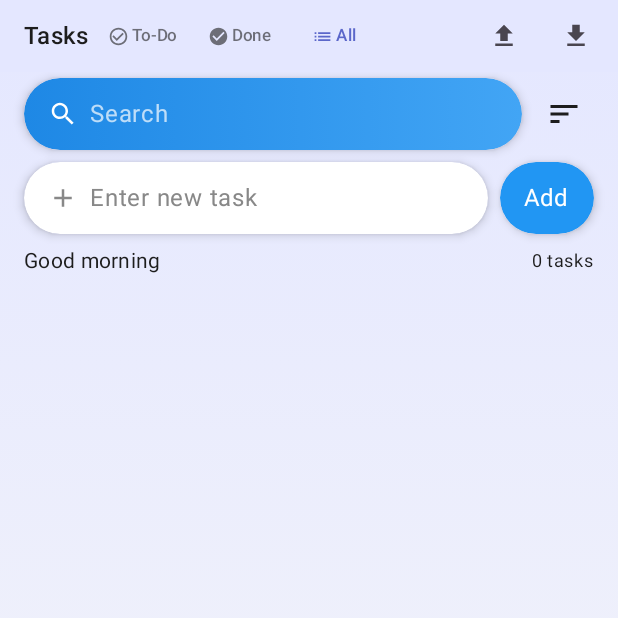
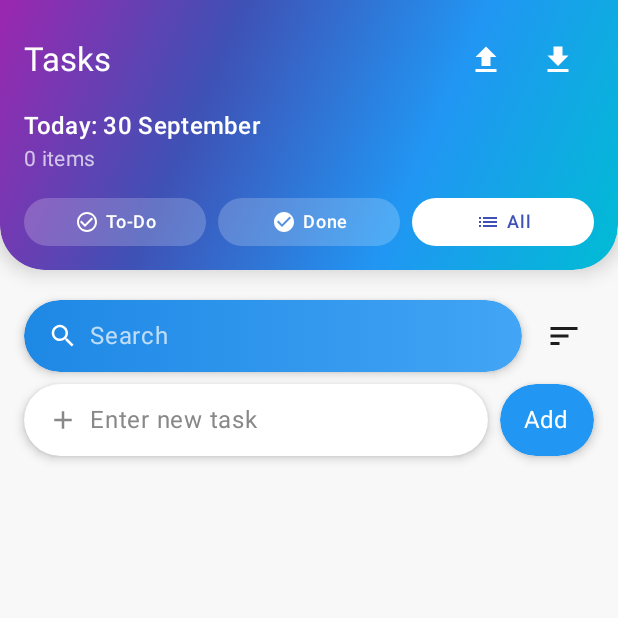
Before and after one commit to LeonixZx/ToDoList2, an Android app built with Jetpack Compose: the screen it shows after launch (MainActivity), on a phone screen of 412 x 824 dp, the top half of it. Run offline under Robolectric (Android 15) with nearby library versions, the phone set to English and light mode, and no system bars; our stand-ins replace AdMob.

Commit message:
Theme 4, nice and compact

```diff
--- a/app/src/main/java/com/example/todolist/MainActivity.kt
+++ b/app/src/main/java/com/example/todolist/MainActivity.kt
@@ -34,6 +34,12 @@ import androidx.compose.material.icons.filled.Search
 import androidx.compose.foundation.text.BasicTextField
 import androidx.compose.ui.draw.shadow
 import androidx.compose.ui.draw.alpha
+import androidx.compose.animation.core.animateDpAsState
+import androidx.compose.animation.core.tween
+import androidx.compose.foundation.clickable
+import androidx.compose.foundation.shape.CircleShape
+import androidx.compose.material3.MaterialTheme
+import androidx.compose.material3.Text
 import androidx.compose.ui.text.style.TextDecoration
 import androidx.compose.animation.AnimatedVisibility
 import androidx.compose.animation.animateContentSize
@@ -47,12 +53,18 @@ import androidx.compose.material.icons.filled.ExpandMore
 import androidx.compose.material.icons.filled.List
 import androidx.compose.material.icons.filled.Sort
 import androidx.compose.material.icons.filled.Upload
-
 import androidx.compose.material.icons.filled.CalendarToday
 import androidx.compose.material.icons.filled.Edit
-
 import androidx.compose.runtime.Composable
-
+import androidx.compose.ui.geometry.Rect
+import androidx.compose.ui.geometry.Size
+import androidx.compose.ui.graphics.Outline
+import androidx.compose.ui.graphics.Path
+import androidx.compose.ui.graphics.Shape
+import androidx.compose.ui.unit.Density
+import androidx.compose.ui.unit.LayoutDirection
+import androidx.compose.ui.geometry.Offset
+import androidx.compose.ui.zIndex
 
 class MainActivity : ComponentActivity() {
     private val todoViewModel: TodoViewModel by viewModels()
@@ -78,6 +90,90 @@ class MainActivity : ComponentActivity() {
         }
     }
 }
+
+
+class CustomTopShape(private val cornerRadius: Float) : Shape {
+    override fun createOutline(size: Size, layoutDirection: LayoutDirection, density: Density): Outline {
+        return Outline.Generic(
+            path = Path().apply {
+                reset()
+                lineTo(size.width, 0f)
+                lineTo(size.width, size.height - cornerRadius)
+                quadraticBezierTo(size.width, size.height, size.width - cornerRadius, size.height)
+                lineTo(cornerRadius, size.height)
+                quadraticBezierTo(0f, size.height, 0f, size.height - cornerRadius)
+                close()
+            }
+        )
+    }
+}
+
+@Composable
+fun TopSection(
+    todoViewModel: TodoViewModel,
+    selectedCategory: TaskCategory,
+    onCategorySelected: (TaskCategory) -> Unit,
+    onExport: () -> Unit,
+    onImport: () -> Unit
+) {
+    val today = remember { SimpleDateFormat("d MMMM", Locale.getDefault()).format(Date()) }
+    val itemCount = todoViewModel.todos.size
+
+    val colors = listOf(
+        Color(0xFF9C27B0),
+        Color(0xFF3F51B5),
+        Color(0xFF2196F3),
+        Color(0xFF00BCD4)
+    )
+
+    val brush = Brush.linearGradient(colors = colors)
+
+    Box(
+        modifier = Modifier
+            .fillMaxWidth()
+            .height(180.dp)
+            .shadow(elevation = 8.dp, shape = RoundedCornerShape(bottomStart = 30.dp, bottomEnd = 30.dp))
+            .clip(RoundedCornerShape(bottomStart = 30.dp, bottomEnd = 30.dp))
+            .background(brush = brush)
+    ) {
+        Column(
+            modifier = Modifier
+                .fillMaxSize()
+                .padding(16.dp)
+        ) {
+            Row(
+                modifier = Modifier.fillMaxWidth(),
+                horizontalArrangement = Arrangement.SpaceBetween,
+                verticalAlignment = Alignment.CenterVertically
+            ) {
+                Text("Tasks", style = MaterialTheme.typography.titleLarge, color = Color.White)
+                Row {
+                    IconButton(onClick = onExport) {
+                        Icon(Icons.Filled.Upload, contentDescription = "Export", tint = Color.White)
+                    }
+                    IconButton(onClick = onImport) {
+                        Icon(Icons.Filled.Download, contentDescription = "Import", tint = Color.White)
+                    }
+                }
+            }
+            Spacer(modifier = Modifier.height(8.dp))
+            Text(
+                text = "Today: $today",
+                style = MaterialTheme.typography.titleMedium,
+                color = Color.White
+            )
+            Text(
+                text = "$itemCount items",
+                style = MaterialTheme.typography.bodyMedium,
+                color = Color.White.copy(alpha = 0.7f)
+            )
+            Spacer(modifier = Modifier.height(16.dp))
+            CategoryButtons(selectedCategory, onCategorySelected)
+        }
+    }
+}
+
+
 
 @Composable
 fun GradientButton(
@@ -177,50 +273,22 @@ fun TodoApp(todoViewModel: TodoViewModel, onExport: () -> Unit, onImport: () ->
     var sortOrder by remember { mutableStateOf(SortOrder.DATE_DESC) }
     var showSortDialog by remember { mutableStateOf(false) }
 
-    val gradient = Brush.verticalGradient(
-        colors = listOf(
-            AppColors.LightPurple,
-            MaterialTheme.colorScheme.background
-        )
-    )
-
-    Scaffold(
-        topBar = {
-            TopAppBar(
-                title = {
-                    Row(
-                        verticalAlignment = Alignment.CenterVertically,
-                        horizontalArrangement = Arrangement.spacedBy(4.dp)
-                    ) {
-                        Text("Tasks", style = MaterialTheme.typography.titleMedium)
-                        CategoryButtons(selectedCategory) { selectedCategory = it }
-                    }
-                },
-                actions = {
-                    IconButton(onClick = onExport) {
-                        Icon(Icons.Filled.Upload, contentDescription = "Export", modifier = Modifier.size(20.dp))
-                    }
-                    IconButton(onClick = onImport) {
-                        Icon(Icons.Filled.Download, contentDescription = "Import", modifier = Modifier.size(20.dp))
-                    }
-                },
-                colors = TopAppBarDefaults.topAppBarColors(
-                    containerColor = AppColors.LightPurple
-                ),
-                modifier = Modifier.height(48.dp)
-            )
-        }
-    ) { innerPadding ->
-        Box(
-            modifier = Modifier
-                .fillMaxSize()
-                .background(brush = gradient)
-        ) {
+    Scaffold { innerPadding ->
         Column(
             modifier = Modifier
                 .fillMaxSize()
                 .padding(innerPadding)
         ) {
+            TopSection(
+                todoViewModel = todoViewModel,
+                selectedCategory = selectedCategory,
+                onCategorySelected = { selectedCategory = it },
+                onExport = onExport,
+                onImport = onImport
+            )
+
+            Spacer(modifier = Modifier.height(16.dp))
+
             Row(
                 modifier = Modifier
                     .fillMaxWidth()
@@ -240,6 +308,7 @@ fun TodoApp(todoViewModel: TodoViewModel, onExport: () -> Unit, onImport: () ->
                     Icon(Icons.Filled.Sort, contentDescription = "Sort")
                 }
             }
+
             AddTodoInput(
                 value = newTodoText,
                 onValueChange = { newTodoText = it },
@@ -251,17 +320,9 @@ fun TodoApp(todoViewModel: TodoViewModel, onExport: () -> Unit, onImport: () ->
                 },
                 modifier = Modifier.padding(horizontal = 16.dp, vertical = 4.dp)
             )
-                Row(
-                    modifier = Modifier
-                        .fillMaxWidth()
-                        .padding(horizontal = 16.dp, vertical = 4.dp),
-                    horizontalArrangement = Arrangement.SpaceBetween,
-                    verticalAlignment = Alignment.CenterVertically
-                ) {
-                    Greeting()
-                    TaskCount(todoViewModel.todos.size)
-                }
+
             Spacer(modifier = Modifier.height(4.dp))
+
             TodoList(
                 todos = todoViewModel.getTodos(searchQuery, selectedCategory).let { todos ->
                     when (sortOrder) {
@@ -275,7 +336,6 @@ fun TodoApp(todoViewModel: TodoViewModel, onExport: () -> Unit, onImport: () ->
                 onDeleteTodo = { todoViewModel.deleteTodo(it) },
                 onEditTodo = { id, newText -> todoViewModel.editTodo(id, newText) }
             )
-            }
         }
     }
 
@@ -404,29 +464,29 @@ fun AddTodoInput(
 @Composable
 fun CategoryButtons(selectedCategory: TaskCategory, onCategorySelected: (TaskCategory) -> Unit) {
     Row(
-        horizontalArrangement = Arrangement.spacedBy(4.dp),
-        verticalAlignment = Alignment.CenterVertically
+        horizontalArrangement = Arrangement.spacedBy(8.dp),
+        modifier = Modifier.fillMaxWidth()
     ) {
         CategoryButton(
             text = "To-Do",
             icon = Icons.Default.CheckCircleOutline,
-            category = TaskCategory.TODO,
-            selectedCategory = selectedCategory,
-            onCategorySelected = onCategorySelected
+            selected = selectedCategory == TaskCategory.TODO,
+            onClick = { onCategorySelected(TaskCategory.TODO) },
+            modifier = Modifier.weight(1f)
         )
         CategoryButton(
             text = "Done",
             icon = Icons.Default.CheckCircle,
-            category = TaskCategory.DONE,
-            selectedCategory = selectedCategory,
-            onCategorySelected = onCategorySelected
+            selected = selectedCategory == TaskCategory.DONE,
+            onClick = { onCategorySelected(TaskCategory.DONE) },
+            modifier = Modifier.weight(1f)
         )
         CategoryButton(
             text = "All",
             icon = Icons.Default.List,
-            category = TaskCategory.ALL,
-            selectedCategory = selectedCategory,
-            onCategorySelected = onCategorySelected
+            selected = selectedCategory == TaskCategory.ALL,
+            onClick = { onCategorySelected(TaskCategory.ALL) },
+            modifier = Modifier.weight(1f)
         )
     }
 }
@@ -435,26 +495,140 @@ fun CategoryButtons(selectedCategory: TaskCategory, onCategorySelected: (TaskCat
 fun CategoryButton(
     text: String,
     icon: ImageVector,
-    category: TaskCategory,
-    selectedCategory: TaskCategory,
-    onCategorySelected: (TaskCategory) -> Unit
+    selected: Boolean,
+    onClick: () -> Unit,
+    modifier: Modifier = Modifier
 ) {
-    TextButton(
-        onClick = { onCategorySelected(category) },
-        colors = ButtonDefaults.textButtonColors(
-            contentColor = if (category == selectedCategory)
-                MaterialTheme.colorScheme.primary
-            else
-                MaterialTheme.colorScheme.onBackground.copy(alpha = 0.6f)
+    Button(
+        onClick = onClick,
+        colors = ButtonDefaults.buttonColors(
+            containerColor = if (selected) Color.White else Color.White.copy(alpha = 0.2f),
+            contentColor = if (selected) Color(0xFF3F51B5) else Color.White
         ),
-        shape = RoundedCornerShape(16.dp),
-        contentPadding = PaddingValues(horizontal = 8.dp, vertical = 4.dp)
+        shape = RoundedCornerShape(20.dp),
+        modifier = modifier.height(36.dp)
     ) {
-        Icon(icon, contentDescription = null, modifier = Modifier.size(14.dp))
-        Spacer(modifier = Modifier.width(2.dp))
-        Text(text, style = MaterialTheme.typography.labelSmall)
+        Row(
+            verticalAlignment = Alignment.CenterVertically,
+            horizontalArrangement = Arrangement.Center
+        ) {
+            Icon(
+                imageVector = icon,
+                contentDescription = null,
+                modifier = Modifier.size(18.dp)
+            )
+            Spacer(modifier = Modifier.width(4.dp))
+            Text(text, style = MaterialTheme.typography.labelMedium)
         }
     }
+}
+
+
+
+
+
+
+@Composable
+fun TaskStatusToggle(
+    isCompleted: Boolean,
+    onToggle: () -> Unit,
+    modifier: Modifier = Modifier
+) {
+    val switchWidth = 52.dp
+    val switchHeight = 26.dp
+    val toggleSize = 22.dp
+
+    val interactionSource = remember { MutableInteractionSource() }
+
+    val animatedOffset by animateDpAsState(
+        targetValue = if (isCompleted) (switchWidth - toggleSize - 2.dp) else 2.dp,
+        animationSpec = tween(durationMillis = 300)
+    )
+
+    Box(
+        modifier = modifier
+            .width(switchWidth)
+            .height(switchHeight)
+            .shadow(elevation = 4.dp, shape = RoundedCornerShape(switchHeight / 2))
+            .clip(RoundedCornerShape(switchHeight / 2))
+            .background(if (isCompleted) Color(0xFF4CAF50) else Color(0xFFFF5252))
+            .clickable(
+                interactionSource = interactionSource,
+                indication = null
+            ) {
+                onToggle()
+            }
+    ) {
+        // Text
+        Box(
+            modifier = Modifier
+                .fillMaxSize()
+                .padding(horizontal = 6.dp)
+        ) {
+            Text(
+                text = if (isCompleted) "Done" else "Todo",
+                color = Color.White,
+                fontWeight = FontWeight.Normal,
+                fontSize = 12.sp,
+                modifier = Modifier
+                    .align(if (isCompleted) Alignment.CenterStart else Alignment.CenterEnd)
+                    .zIndex(2f)
+            )
+        }
+
+        // Toggle
+        Box(
+            modifier = Modifier
+                .size(toggleSize)
+                .offset(x = animatedOffset)
+                .align(Alignment.CenterStart)
+                .shadow(elevation = 2.dp, shape = CircleShape)
+                .clip(CircleShape)
+                .background(Color.White)
+                .zIndex(3f)
+        )
+    }
+}
+
+
+
+
+@Composable
+fun AnimatedGradientBackground(content: @Composable () -> Unit) {
+    val colors = listOf(
+        Color(0xFF9C27B0),
+        Color(0xFF3F51B5),
+        Color(0xFF2196F3),
+        Color(0xFF00BCD4),
+        Color(0xFF4CAF50)
+    )
+
+    val infiniteTransition = rememberInfiniteTransition()
+    val offset by infiniteTransition.animateFloat(
+        initialValue = 0f,
+        targetValue = 1f,
+        animationSpec = infiniteRepeatable(
+            animation = tween(10000, easing = LinearEasing),
+            repeatMode = RepeatMode.Reverse
+        )
+    )
+
+    val brush = Brush.linearGradient(
+        colors = colors,
+        start = Offset(offset * 1000f, 0f),
+        end = Offset((offset + 1) * 1000f, 1000f)
+    )
+
+    Box(
+        modifier = Modifier
+            .fillMaxSize()
+            .background(brush = brush)
+    ) {
+        content()
+    }
+}
+
+
 
 @Composable
 fun SearchBar(query: String, onQueryChange: (String) -> Unit, modifier: Modifier = Modifier) {
@@ -575,18 +749,10 @@ fun TodoItem(
         shape = RoundedCornerShape(12.dp),
         colors = CardDefaults.cardColors(containerColor = if (todo.isCompleted) Color.LightGray.copy(alpha = 0.5f) else MaterialTheme.colorScheme.surface)
     ) {
-        Column(
+        Row(
             modifier = Modifier
                 .fillMaxWidth()
-                .padding(16.dp)
-        ) {
-            Row(
-                modifier = Modifier.fillMaxWidth(),
-                verticalAlignment = Alignment.CenterVertically,
-                horizontalArrangement = Arrangement.SpaceBetween
-            ) {
-                Row(
-                    modifier = Modifier.weight(1f),
+                .padding(horizontal = 16.dp, vertical = 12.dp),
             verticalAlignment = Alignment.CenterVertically
         ) {
             IconButton(
@@ -600,62 +766,60 @@ fun TodoItem(
                 )
             }
             Spacer(modifier = Modifier.width(8.dp))
+            Column(modifier = Modifier.weight(1f)) {
                 if (isEditing) {
                     BasicTextField(
                         value = editedText,
                         onValueChange = { editedText = it },
-                            textStyle = MaterialTheme.typography.bodyLarge.copy(
-                                fontSize = 16.sp,
-                                fontWeight = FontWeight.Medium,
+                        textStyle = MaterialTheme.typography.bodyMedium.copy(
                             color = if (todo.isCompleted) Color.Gray else Color.Black
                         ),
-                            modifier = Modifier
-                                .weight(1f)
-                                .padding(vertical = 4.dp)
+                        modifier = Modifier.fillMaxWidth()
                     )
                 } else {
                     Text(
                         text = todo.task,
-                            style = MaterialTheme.typography.bodyLarge.copy(
-                                fontSize = 16.sp,
-                                fontWeight = FontWeight.Medium,
+                        style = MaterialTheme.typography.bodyMedium.copy(
                             color = if (todo.isCompleted) Color.Gray else Color.Black,
                             textDecoration = if (todo.isCompleted) TextDecoration.LineThrough else TextDecoration.None
                         ),
-                            maxLines = if (expanded) Int.MAX_VALUE else 2,
+                        maxLines = if (expanded) Int.MAX_VALUE else 1,
                         overflow = TextOverflow.Ellipsis,
                         modifier = Modifier.alpha(if (todo.isCompleted) 0.7f else 1f)
                     )
                 }
-                }
-                TaskStatusChip(completed = todo.isCompleted, onClick = { onToggle(todo.id) })
-            }
-            AnimatedVisibility(visible = expanded || todo.task.length <= 100) {
-                Row(
-                    verticalAlignment = Alignment.CenterVertically,
-                    modifier = Modifier.padding(top = 8.dp)
-                ) {
+                if (expanded || todo.task.length <= 100) {
+                    Spacer(modifier = Modifier.height(4.dp))
+                    Row(verticalAlignment = Alignment.CenterVertically) {
                         Icon(
                             imageVector = Icons.Default.CalendarToday,
                             contentDescription = "Date",
-                        modifier = Modifier.size(16.dp),
+                            modifier = Modifier.size(12.dp),
                             tint = MaterialTheme.colorScheme.onSurface.copy(alpha = 0.6f)
                         )
                         Spacer(modifier = Modifier.width(4.dp))
                         Text(
                             text = SimpleDateFormat("MMM d, yyyy 'at' h:mm a", Locale.getDefault()).format(Date(todo.createdAt)),
                             style = MaterialTheme.typography.bodySmall.copy(
-                            fontSize = 12.sp,
+                                fontSize = 10.sp,
                                 color = if (todo.isCompleted) Color.Gray.copy(alpha = 0.7f) else MaterialTheme.colorScheme.onSurface.copy(alpha = 0.6f)
                             )
                         )
                     }
                 }
+            }
+            Spacer(modifier = Modifier.width(8.dp))
+            TaskStatusToggle(
+                isCompleted = todo.isCompleted,
+                onToggle = { onToggle(todo.id) }
+            )
+        }
+
         if (isEditing) {
             Row(
                 modifier = Modifier
                     .fillMaxWidth()
-                        .padding(top = 8.dp),
+                    .padding(horizontal = 16.dp, vertical = 8.dp),
                 horizontalArrangement = Arrangement.End
             ) {
                 TextButton(onClick = {
@@ -665,14 +829,14 @@ fun TodoItem(
                     Text("Cancel")
                 }
                 Spacer(modifier = Modifier.width(8.dp))
-                    GradientButton(
-                        text = "Save",
+                Button(
                     onClick = {
                         onEdit(todo.id, editedText)
                         isEditing = false
                     },
                     enabled = editedText.isNotBlank() && editedText != todo.task
-                    )
+                ) {
+                    Text("Save")
                 }
             }
         }
@@ -700,6 +864,7 @@ fun TodoItem(
     }
 }
 
+
 @Composable
 fun TaskStatusChip(completed: Boolean, onClick: () -> Unit) {
     Surface(
```
Lines whose indentation alone changed are shown as unchanged.
